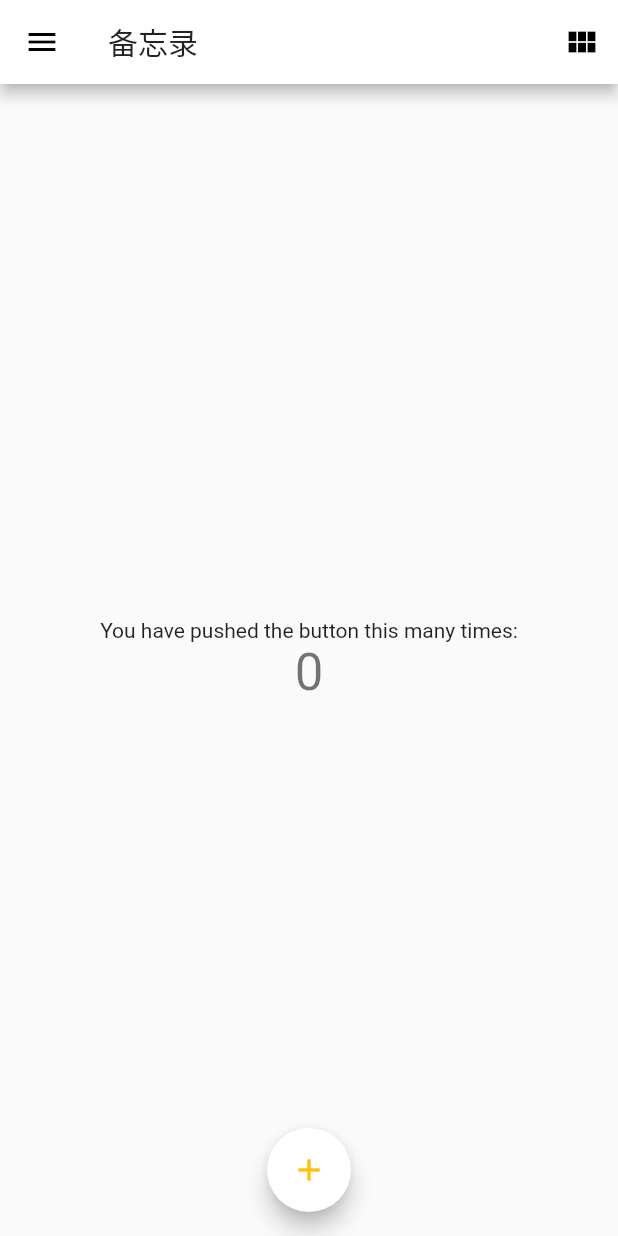
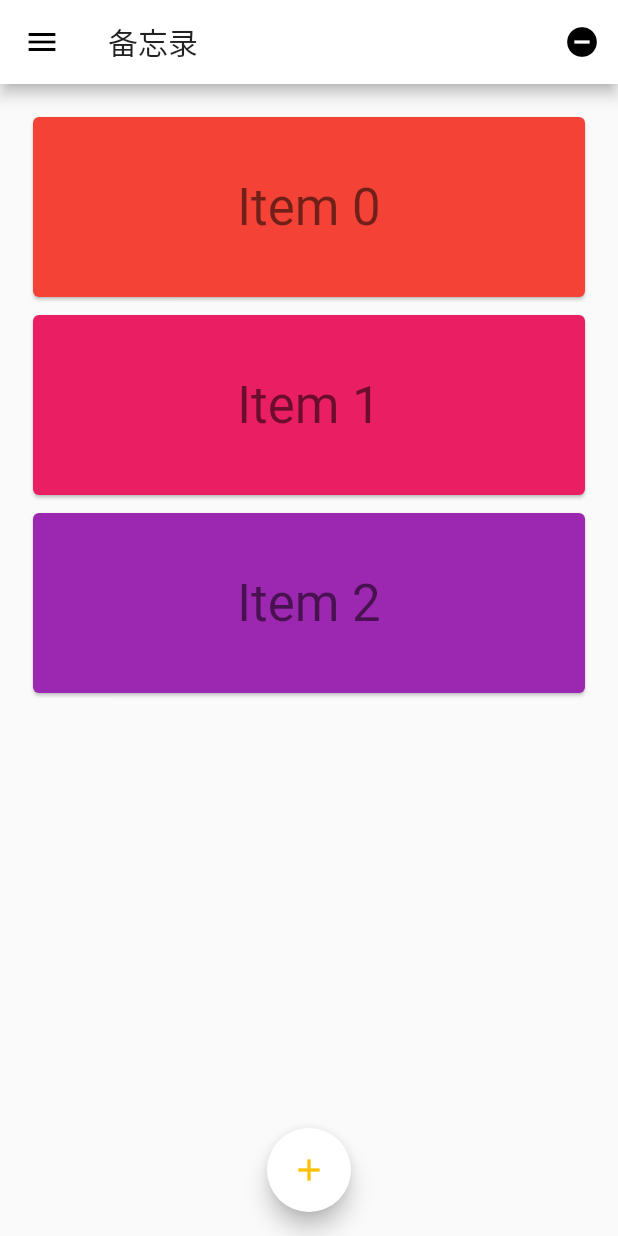
Before and after one commit to JiaFengZ/notepad, a Flutter app: the screen it shows after launch, on a phone screen of 412 x 824 dp. Run offline on Flutter 3.47's test engine with Material 2 defaults, Android fonts, the phone set to English and light mode, and no system bars.

Commit message:
feat: 主页列表布局

```diff
--- a/lib/main.dart
+++ b/lib/main.dart
@@ -26,47 +26,86 @@ class MyHomePage extends StatefulWidget {
 }
 
 class _MyHomePageState extends State<MyHomePage> {
-  int _counter = 0;
+  final GlobalKey<AnimatedListState> _listKey = new GlobalKey<AnimatedListState>();
+  ListModel<int> _list;
+  int _selectedItem;
+  int _nextItem; // The next item inserted when the user presses the '+' button.
 
-  void _incrementCounter() {
-    setState(() {
-      _counter++;
-    });
+  @override
+  void initState() {
+    super.initState();
+    _list = new ListModel<int>(
+      listKey: _listKey,
+      initialItems: <int>[0, 1, 2],
+      removedItemBuilder: _buildRemovedItem,
+    );
+    _nextItem = 3;
   }
 
-  void _decreaseCounter() {
-    setState(() {
-      _counter--;
-    });
+  // Used to build list items that haven't been removed.
+  Widget _buildItem(BuildContext context, int index, Animation<double> animation) {
+    return new CardItem(
+      animation: animation,
+      item: _list[index],
+      selected: _selectedItem == _list[index],
+      onTap: () {
+        setState(() {
+          _selectedItem = _selectedItem == _list[index] ? null : _list[index];
+        });
+      },
+    );
   }
+
+  Widget _buildRemovedItem(int item, BuildContext context, Animation<double> animation) {
+    return new CardItem(
+      animation: animation,
+      item: item,
+      selected: false,
+      // No gesture detector here: we don't want removed items to be interactive.
+    );
+  }
+
+  // Insert the "next item" into the list model.
+  void _insert() {
+    final int index = _selectedItem == null ? _list.length : _list.indexOf(_selectedItem);
+    _list.insert(index, _nextItem++);
+  }
+
+  // Remove the selected item from the list model.
+  void _remove() {
+    if (_selectedItem != null) {
+      _list.removeAt(_list.indexOf(_selectedItem));
+      setState(() {
+        _selectedItem = null;
+      });
+    }
+  }
+
 
   @override
   Widget build(BuildContext context) {
     return new Scaffold(
       appBar: new AppBar(
         title: new Text(widget.title),
-        actions: <Widget> [new IconButton(
-          icon: new Icon(Icons.view_module),
-          tooltip: 'Click it',
-          onPressed: _decreaseCounter,
-        )],
+        actions: <Widget> [
+          new IconButton(
+            icon: const Icon(Icons.remove_circle),
+            onPressed: _remove,
+            tooltip: 'remove the selected item',
+          ),
+        ],
       ),
-      body: new Center(
-        child: new Column(
-          mainAxisAlignment: MainAxisAlignment.center,
-          children: <Widget>[
-            new Text(
-              'You have pushed the button this many times:',
-            ),
-            new Text(
-              '$_counter',
-              style: Theme.of(context).textTheme.display1,
-            ),
-          ],
+      body: new Padding(
+        padding: const EdgeInsets.all(16.0),
+        child: new AnimatedList(
+          key: _listKey,
+          initialItemCount: _list.length,
+          itemBuilder: _buildItem,
         ),
       ),
+
       floatingActionButton: new FloatingActionButton(
-        onPressed: _incrementCounter,
+        onPressed: _insert,
         backgroundColor: Colors.white,
         foregroundColor: Colors.amber,
         tooltip: 'Increment',
@@ -79,10 +118,89 @@ class _MyHomePageState extends State<MyHomePage> {
     );
   }
 
-  void _addNote() {
+}
 
+class ListModel<E> {
+  ListModel({
+    @required this.listKey,
+    @required this.removedItemBuilder,
+    Iterable<E> initialItems,
+  }) : assert(listKey != null),
+        assert(removedItemBuilder != null),
+        _items = new List<E>.from(initialItems ?? <E>[]);
+
+  final GlobalKey<AnimatedListState> listKey;
+  final dynamic removedItemBuilder;
+  final List<E> _items;
+
+  AnimatedListState get _animatedList => listKey.currentState;
+
+  void insert(int index, E item) {
+    _items.insert(index, item);
+    _animatedList.insertItem(index);
+  }
+
+  E removeAt(int index) {
+    final E removedItem = _items.removeAt(index);
+    if (removedItem != null) {
+      _animatedList.removeItem(index, (BuildContext context, Animation<double> animation) {
+        return removedItemBuilder(removedItem, context, animation);
+      });
+    }
+    return removedItem;
+  }
+
+  int get length => _items.length;
+  E operator [](int index) => _items[index];
+  int indexOf(E item) => _items.indexOf(item);
+}
+
+class CardItem extends StatelessWidget {
+  const CardItem({
+    Key key,
+    @required this.animation,
+    this.onTap,
+    @required this.item,
+    this.selected: false
+  }) : assert(animation != null),
+        assert(item != null && item >= 0),
+        assert(selected != null),
+        super(key: key);
+
+  final Animation<double> animation;
+  final VoidCallback onTap;
+  final int item;
+  final bool selected;
+
+  @override
+  Widget build(BuildContext context) {
+    TextStyle textStyle = Theme.of(context).textTheme.display1;
+    if (selected)
+      textStyle = textStyle.copyWith(color: Colors.lightGreenAccent[400]);
+    return new Padding(
+      padding: const EdgeInsets.all(2.0),
+      child: new SizeTransition(
+        axis: Axis.vertical,
+        sizeFactor: animation,
+        child: new GestureDetector(
+          behavior: HitTestBehavior.opaque,
+          onTap: onTap,
+          child: new SizedBox(
+            height: 128.0,
+            child: new Card(
+              color: Colors.primaries[item % Colors.primaries.length],
+              child: new Center(
+                child: new Text('Item $item', style: textStyle),
+              ),
+            ),
+          ),
+        ),
+      ),
+    );
   }
 }
+
+
 
 
 class DrawList extends StatefulWidget {
```
